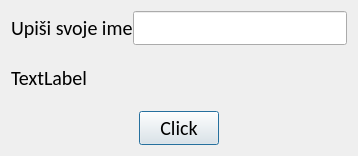
Before: the Qt Designer form Class/LineEditClass.ui in MarijanB/PyQt5, drawn with Qt 5.
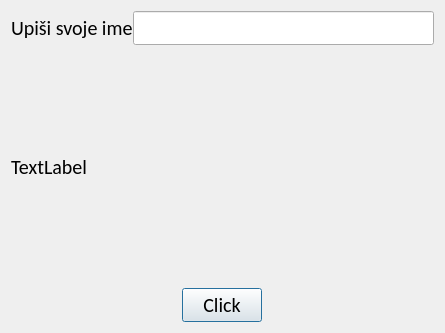
After: the same form once the commit is applied.

Commit message: Line Edit Class

Diff of the .ui file:
```diff
--- a/Class/LineEditClass.ui
+++ b/Class/LineEditClass.ui
@@ -6,8 +6,8 @@
    <rect>
     <x>0</x>
     <y>0</y>
-    <width>358</width>
-    <height>146</height>
+    <width>445</width>
+    <height>333</height>
    </rect>
   </property>
   <property name="windowTitle">
@@ -54,7 +54,7 @@
      </property>
      <property name="sizeHint" stdset="0">
       <size>
-       <width>120</width>
+       <width>163</width>
        <height>20</height>
       </size>
      </property>
@@ -80,7 +80,7 @@
      </property>
      <property name="sizeHint" stdset="0">
       <size>
-       <width>119</width>
+       <width>163</width>
        <height>20</height>
       </size>
      </property>
```
